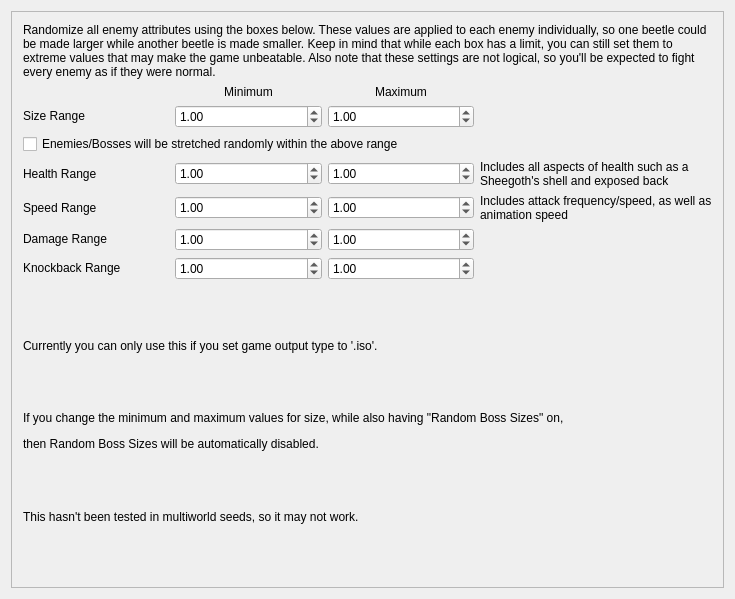
randovania/randovania, file randovania/gui/ui_files/preset_prime_enemy_stat_randomizer.ui: the form before one commit.
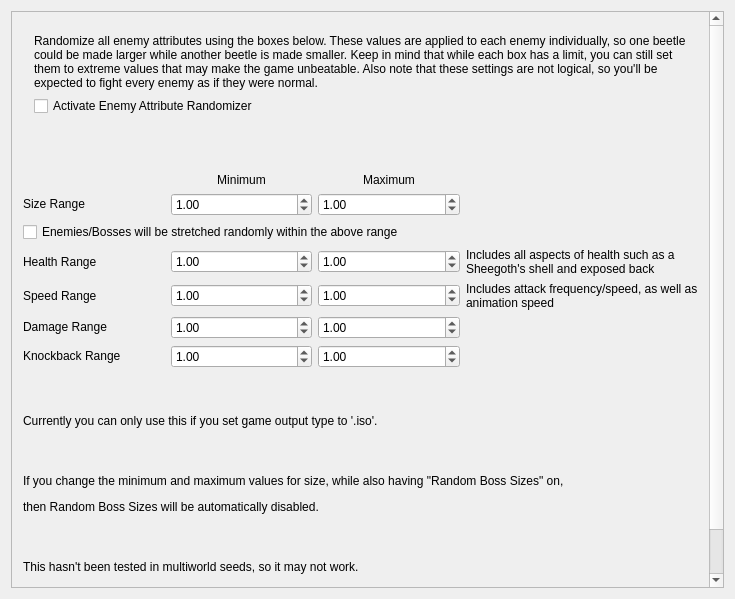
The form after the commit.

Commit message: Need help

Patch:
```diff
--- a/randovania/gui/ui_files/preset_prime_enemy_stat_randomizer.ui
+++ b/randovania/gui/ui_files/preset_prime_enemy_stat_randomizer.ui
@@ -32,7 +32,7 @@
          <x>0</x>
          <y>0</y>
          <width>698</width>
-         <height>580</height>
+         <height>670</height>
         </rect>
        </property>
        <property name="sizePolicy">
@@ -42,243 +42,7 @@
         </sizepolicy>
        </property>
        <layout class="QGridLayout" name="gridLayout_2">
-        <item row="2" column="1">
-         <widget class="QDoubleSpinBox" name="range_scale_low">
-          <property name="sizePolicy">
-           <sizepolicy hsizetype="Minimum" vsizetype="Fixed">
-            <horstretch>0</horstretch>
-            <verstretch>0</verstretch>
-           </sizepolicy>
-          </property>
-          <property name="minimumSize">
-           <size>
-            <width>0</width>
-            <height>0</height>
-           </size>
-          </property>
-          <property name="maximumSize">
-           <size>
-            <width>16777215</width>
-            <height>16777215</height>
-           </size>
-          </property>
-          <property name="minimum">
-           <double>0.010000000000000</double>
-          </property>
-          <property name="maximum">
-           <double>25.000000000000000</double>
-          </property>
-          <property name="singleStep">
-           <double>0.250000000000000</double>
-          </property>
-          <property name="value">
-           <double>1.000000000000000</double>
-          </property>
-         </widget>
-        </item>
-        <item row="1" column="2">
-         <widget class="QLabel" name="maximum_label">
-          <property name="sizePolicy">
-           <sizepolicy hsizetype="Minimum" vsizetype="Fixed">
-            <horstretch>0</horstretch>
-            <verstretch>0</verstretch>
-           </sizepolicy>
-          </property>
-          <property name="minimumSize">
-           <size>
-            <width>0</width>
-            <height>0</height>
-           </size>
-          </property>
-          <property name="text">
-           <string>&lt;html&gt;&lt;head/&gt;&lt;body&gt;&lt;p align=&quot;center&quot;&gt;Maximum&lt;/p&gt;&lt;/body&gt;&lt;/html&gt;</string>
-          </property>
-         </widget>
-        </item>
-        <item row="7" column="1">
-         <widget class="QDoubleSpinBox" name="range_knockback_low">
-          <property name="sizePolicy">
-           <sizepolicy hsizetype="Minimum" vsizetype="Fixed">
-            <horstretch>0</horstretch>
-            <verstretch>0</verstretch>
-           </sizepolicy>
-          </property>
-          <property name="minimumSize">
-           <size>
-            <width>0</width>
-            <height>0</height>
-           </size>
-          </property>
-          <property name="maximumSize">
-           <size>
-            <width>16777215</width>
-            <height>16777215</height>
-           </size>
-          </property>
-          <property name="maximum">
-           <double>1000.000000000000000</double>
-          </property>
-          <property name="singleStep">
-           <double>0.250000000000000</double>
-          </property>
-          <property name="value">
-           <double>1.000000000000000</double>
-          </property>
-         </widget>
-        </item>
-        <item row="8" column="0" colspan="4">
-         <spacer name="verticalSpacer_2">
-          <property name="orientation">
-           <enum>Qt::Vertical</enum>
-          </property>
-          <property name="sizeHint" stdset="0">
-           <size>
-            <width>20</width>
-            <height>40</height>
-           </size>
-          </property>
-         </spacer>
-        </item>
-        <item row="4" column="1">
-         <widget class="QDoubleSpinBox" name="range_health_low">
-          <property name="sizePolicy">
-           <sizepolicy hsizetype="Minimum" vsizetype="Fixed">
-            <horstretch>0</horstretch>
-            <verstretch>0</verstretch>
-           </sizepolicy>
-          </property>
-          <property name="minimumSize">
-           <size>
-            <width>0</width>
-            <height>0</height>
-           </size>
-          </property>
-          <property name="maximumSize">
-           <size>
-            <width>16777215</width>
-            <height>16777215</height>
-           </size>
-          </property>
-          <property name="minimum">
-           <double>0.010000000000000</double>
-          </property>
-          <property name="maximum">
-           <double>1000.000000000000000</double>
-          </property>
-          <property name="singleStep">
-           <double>0.250000000000000</double>
-          </property>
-          <property name="value">
-           <double>1.000000000000000</double>
-          </property>
-         </widget>
-        </item>
-        <item row="6" column="1">
-         <widget class="QDoubleSpinBox" name="range_damage_low">
-          <property name="sizePolicy">
-           <sizepolicy hsizetype="Minimum" vsizetype="Fixed">
-            <horstretch>0</horstretch>
-            <verstretch>0</verstretch>
-           </sizepolicy>
-          </property>
-          <property name="minimumSize">
-           <size>
-            <width>0</width>
-            <height>0</height>
-           </size>
-          </property>
-          <property name="maximumSize">
-           <size>
-            <width>16777215</width>
-            <height>16777215</height>
-           </size>
-          </property>
-          <property name="maximum">
-           <double>1000.000000000000000</double>
-          </property>
-          <property name="singleStep">
-           <double>0.250000000000000</double>
-          </property>
-          <property name="value">
-           <double>1.000000000000000</double>
-          </property>
-         </widget>
-        </item>
-        <item row="9" column="0" rowspan="2" colspan="4">
-         <widget class="QLabel" name="label_3">
-          <property name="text">
-           <string>&lt;html&gt;&lt;head/&gt;&lt;body&gt;&lt;p&gt;Currently you can only use this if you set game output type to '.iso'.&lt;/p&gt;&lt;/body&gt;&lt;/html&gt;</string>
-          </property>
-         </widget>
-        </item>
-        <item row="11" column="0" colspan="4">
-         <spacer name="verticalSpacer_3">
-          <property name="orientation">
-           <enum>Qt::Vertical</enum>
-          </property>
-          <property name="sizeHint" stdset="0">
-           <size>
-            <width>20</width>
-            <height>40</height>
-           </size>
-          </property>
-         </spacer>
-        </item>
-        <item row="4" column="0">
-         <widget class="QLabel" name="health_attribute_label">
-          <property name="sizePolicy">
-           <sizepolicy hsizetype="Minimum" vsizetype="Fixed">
-            <horstretch>0</horstretch>
-            <verstretch>0</verstretch>
-           </sizepolicy>
-          </property>
-          <property name="maximumSize">
-           <size>
-            <width>16777215</width>
-            <height>16777215</height>
-           </size>
-          </property>
-          <property name="text">
-           <string>Health Range</string>
-          </property>
-         </widget>
-        </item>
-        <item row="15" column="0" colspan="4">
-         <spacer name="verticalSpacer">
-          <property name="orientation">
-           <enum>Qt::Vertical</enum>
-          </property>
-          <property name="sizeHint" stdset="0">
-           <size>
-            <width>20</width>
-            <height>52</height>
-           </size>
-          </property>
-         </spacer>
-        </item>
-        <item row="0" column="0" colspan="4">
-         <widget class="QLabel" name="enemy_stat_randomizer_description">
-          <property name="sizePolicy">
-           <sizepolicy hsizetype="Preferred" vsizetype="Preferred">
-            <horstretch>0</horstretch>
-            <verstretch>0</verstretch>
-           </sizepolicy>
-          </property>
-          <property name="maximumSize">
-           <size>
-            <width>16777215</width>
-            <height>16777215</height>
-           </size>
-          </property>
-          <property name="text">
-           <string>&lt;html&gt;&lt;head/&gt;&lt;body&gt;&lt;p&gt;Randomize all enemy attributes using the boxes below. These values are applied to each enemy individually, so one beetle could be made larger while another beetle is made smaller. Keep in mind that while each box has a limit, you can still set them to extreme values that may make the game unbeatable. Also note that these settings are not logical, so you'll be expected to fight every enemy as if they were normal.&lt;/p&gt;&lt;/body&gt;&lt;/html&gt;</string>
-          </property>
-          <property name="wordWrap">
-           <bool>true</bool>
-          </property>
-         </widget>
-        </item>
-        <item row="6" column="0">
+        <item row="8" column="0">
          <widget class="QLabel" name="damage_attribute_label">
           <property name="sizePolicy">
            <sizepolicy hsizetype="Minimum" vsizetype="Fixed">
@@ -297,8 +61,8 @@
           </property>
          </widget>
         </item>
-        <item row="7" column="2">
-         <widget class="QDoubleSpinBox" name="range_knockback_high">
+        <item row="6" column="1">
+         <widget class="QDoubleSpinBox" name="range_health_low">
           <property name="sizePolicy">
            <sizepolicy hsizetype="Minimum" vsizetype="Fixed">
             <horstretch>0</horstretch>
@@ -317,6 +81,9 @@
             <height>16777215</height>
            </size>
           </property>
+          <property name="minimum">
+           <double>0.010000000000000</double>
+          </property>
           <property name="maximum">
            <double>1000.000000000000000</double>
           </property>
@@ -328,33 +95,7 @@
           </property>
          </widget>
         </item>
-        <item row="5" column="0">
-         <widget class="QLabel" name="speed_attribute_label">
-          <property name="sizePolicy">
-           <sizepolicy hsizetype="Minimum" vsizetype="Fixed">
-            <horstretch>0</horstretch>
-            <verstretch>0</verstretch>
-           </sizepolicy>
-          </property>
-          <property name="maximumSize">
-           <size>
-            <width>16777215</width>
-            <height>16777215</height>
-           </size>
-          </property>
-          <property name="text">
-           <string>Speed Range</string>
-          </property>
-         </widget>
-        </item>
-        <item row="12" column="0" colspan="4">
-         <widget class="QLabel" name="label_4">
-          <property name="text">
-           <string>&lt;html&gt;&lt;head/&gt;&lt;body&gt;&lt;p&gt;If you change the minimum and maximum values for size, while also having &amp;quot;Random Boss Sizes&amp;quot; on,&lt;/p&gt;&lt;p&gt;then Random Boss Sizes will be automatically disabled.&lt;/p&gt;&lt;/body&gt;&lt;/html&gt;</string>
-          </property>
-         </widget>
-        </item>
-        <item row="5" column="1">
+        <item row="7" column="1">
          <widget class="QDoubleSpinBox" name="range_speed_low">
           <property name="sizePolicy">
            <sizepolicy hsizetype="Minimum" vsizetype="Fixed">
@@ -385,7 +126,72 @@
           </property>
          </widget>
         </item>
-        <item row="13" column="0" colspan="4">
+        <item row="8" column="2">
+         <widget class="QDoubleSpinBox" name="range_damage_high">
+          <property name="sizePolicy">
+           <sizepolicy hsizetype="Minimum" vsizetype="Fixed">
+            <horstretch>0</horstretch>
+            <verstretch>0</verstretch>
+           </sizepolicy>
+          </property>
+          <property name="minimumSize">
+           <size>
+            <width>0</width>
+            <height>0</height>
+           </size>
+          </property>
+          <property name="maximumSize">
+           <size>
+            <width>16777215</width>
+            <height>16777215</height>
+           </size>
+          </property>
+          <property name="maximum">
+           <double>1000.000000000000000</double>
+          </property>
+          <property name="singleStep">
+           <double>0.250000000000000</double>
+          </property>
+          <property name="value">
+           <double>1.000000000000000</double>
+          </property>
+         </widget>
+        </item>
+        <item row="4" column="2">
+         <widget class="QDoubleSpinBox" name="range_scale_high">
+          <property name="sizePolicy">
+           <sizepolicy hsizetype="Minimum" vsizetype="Fixed">
+            <horstretch>0</horstretch>
+            <verstretch>0</verstretch>
+           </sizepolicy>
+          </property>
+          <property name="minimumSize">
+           <size>
+            <width>0</width>
+            <height>0</height>
+           </size>
+          </property>
+          <property name="maximumSize">
+           <size>
+            <width>16777215</width>
+            <height>16777215</height>
+           </size>
+          </property>
+          <property name="minimum">
+           <double>0.010000000000000</double>
+          </property>
+          <property name="maximum">
+           <double>25.000000000000000</double>
+          </property>
+          <property name="singleStep">
+           <double>0.250000000000000</double>
+          </property>
+          <property name="value">
+           <double>1.000000000000000</double>
+          </property>
+         </widget>
+        </item>
+        <item row="15" column="0" colspan="4">
          <spacer name="verticalSpacer_4">
           <property name="orientation">
            <enum>Qt::Vertical</enum>
@@ -398,7 +204,85 @@
           </property>
          </spacer>
         </item>
-        <item row="1" column="1">
+        <item row="6" column="3">
+         <widget class="QLabel" name="label">
+          <property name="sizePolicy">
+           <sizepolicy hsizetype="Preferred" vsizetype="Preferred">
+            <horstretch>0</horstretch>
+            <verstretch>0</verstretch>
+           </sizepolicy>
+          </property>
+          <property name="minimumSize">
+           <size>
+            <width>0</width>
+            <height>0</height>
+           </size>
+          </property>
+          <property name="text">
+           <string>Includes all aspects of health such as a 
+Sheegoth's shell and exposed back</string>
+          </property>
+         </widget>
+        </item>
+        <item row="4" column="0">
+         <widget class="QLabel" name="scale_attribute_label">
+          <property name="sizePolicy">
+           <sizepolicy hsizetype="Minimum" vsizetype="Fixed">
+            <horstretch>0</horstretch>
+            <verstretch>0</verstretch>
+           </sizepolicy>
+          </property>
+          <property name="maximumSize">
+           <size>
+            <width>16777215</width>
+            <height>16777215</height>
+           </size>
+          </property>
+          <property name="text">
+           <string>Size Range</string>
+          </property>
+         </widget>
+        </item>
+        <item row="7" column="0">
+         <widget class="QLabel" name="speed_attribute_label">
+          <property name="sizePolicy">
+           <sizepolicy hsizetype="Minimum" vsizetype="Fixed">
+            <horstretch>0</horstretch>
+            <verstretch>0</verstretch>
+           </sizepolicy>
+          </property>
+          <property name="maximumSize">
+           <size>
+            <width>16777215</width>
+            <height>16777215</height>
+           </size>
+          </property>
+          <property name="text">
+           <string>Speed Range</string>
+          </property>
+         </widget>
+        </item>
+        <item row="17" column="0" colspan="4">
+         <spacer name="verticalSpacer">
+          <property name="orientation">
+           <enum>Qt::Vertical</enum>
+          </property>
+          <property name="sizeHint" stdset="0">
+           <size>
+            <width>20</width>
+            <height>52</height>
+           </size>
+          </property>
+         </spacer>
+        </item>
+        <item row="16" column="0" colspan="4">
+         <widget class="QLabel" name="label_5">
+          <property name="text">
+           <string>&lt;html&gt;&lt;head/&gt;&lt;body&gt;&lt;p&gt;This hasn't been tested in multiworld seeds, so it may not work.&lt;/p&gt;&lt;/body&gt;&lt;/html&gt;</string>
+          </property>
+         </widget>
+        </item>
+        <item row="3" column="1">
          <widget class="QLabel" name="minimum_label">
           <property name="sizePolicy">
            <sizepolicy hsizetype="Minimum" vsizetype="Fixed">
@@ -417,7 +301,54 @@
           </property>
          </widget>
         </item>
-        <item row="7" column="0">
+        <item row="10" column="0" colspan="4">
+         <spacer name="verticalSpacer_2">
+          <property name="orientation">
+           <enum>Qt::Vertical</enum>
+          </property>
+          <property name="sizeHint" stdset="0">
+           <size>
+            <width>20</width>
+            <height>40</height>
+           </size>
+          </property>
+         </spacer>
+        </item>
+        <item row="6" column="2">
+         <widget class="QDoubleSpinBox" name="range_health_high">
+          <property name="sizePolicy">
+           <sizepolicy hsizetype="Minimum" vsizetype="Fixed">
+            <horstretch>0</horstretch>
+            <verstretch>0</verstretch>
+           </sizepolicy>
+          </property>
+          <property name="minimumSize">
+           <size>
+            <width>0</width>
+            <height>0</height>
+           </size>
+          </property>
+          <property name="maximumSize">
+           <size>
+            <width>16777215</width>
+            <height>16777215</height>
+           </size>
+          </property>
+          <property name="minimum">
+           <double>0.010000000000000</double>
+          </property>
+          <property name="maximum">
+           <double>1000.000000000000000</double>
+          </property>
+          <property name="singleStep">
+           <double>0.250000000000000</double>
+          </property>
+          <property name="value">
+           <double>1.000000000000000</double>
+          </property>
+         </widget>
+        </item>
+        <item row="9" column="0">
          <widget class="QLabel" name="knockback_attribute_label">
           <property name="sizePolicy">
            <sizepolicy hsizetype="Minimum" vsizetype="Fixed">
@@ -436,7 +367,14 @@
           </property>
          </widget>
         </item>
-        <item row="5" column="2">
+        <item row="11" column="0" rowspan="2" colspan="4">
+         <widget class="QLabel" name="label_3">
+          <property name="text">
+           <string>&lt;html&gt;&lt;head/&gt;&lt;body&gt;&lt;p&gt;Currently you can only use this if you set game output type to '.iso'.&lt;/p&gt;&lt;/body&gt;&lt;/html&gt;</string>
+          </property>
+         </widget>
+        </item>
+        <item row="7" column="2">
          <widget class="QDoubleSpinBox" name="range_speed_high">
           <property name="sizePolicy">
            <sizepolicy hsizetype="Minimum" vsizetype="Fixed">
@@ -467,7 +405,212 @@
           </property>
          </widget>
         </item>
-        <item row="5" column="3">
+        <item row="13" column="0" colspan="4">
+         <spacer name="verticalSpacer_3">
+          <property name="orientation">
+           <enum>Qt::Vertical</enum>
+          </property>
+          <property name="sizeHint" stdset="0">
+           <size>
+            <width>20</width>
+            <height>40</height>
+           </size>
+          </property>
+         </spacer>
+        </item>
+        <item row="3" column="2">
+         <widget class="QLabel" name="maximum_label">
+          <property name="sizePolicy">
+           <sizepolicy hsizetype="Minimum" vsizetype="Fixed">
+            <horstretch>0</horstretch>
+            <verstretch>0</verstretch>
+           </sizepolicy>
+          </property>
+          <property name="minimumSize">
+           <size>
+            <width>0</width>
+            <height>0</height>
+           </size>
+          </property>
+          <property name="text">
+           <string>&lt;html&gt;&lt;head/&gt;&lt;body&gt;&lt;p align=&quot;center&quot;&gt;Maximum&lt;/p&gt;&lt;/body&gt;&lt;/html&gt;</string>
+          </property>
+         </widget>
+        </item>
+        <item row="9" column="2">
+         <widget class="QDoubleSpinBox" name="range_knockback_high">
+          <property name="sizePolicy">
+           <sizepolicy hsizetype="Minimum" vsizetype="Fixed">
+            <horstretch>0</horstretch>
+            <verstretch>0</verstretch>
+           </sizepolicy>
+          </property>
+          <property name="minimumSize">
+           <size>
+            <width>0</width>
+            <height>0</height>
+           </size>
+          </property>
+          <property name="maximumSize">
+           <size>
+            <width>16777215</width>
+            <height>16777215</height>
+           </size>
+          </property>
+          <property name="maximum">
+           <double>1000.000000000000000</double>
+          </property>
+          <property name="singleStep">
+           <double>0.250000000000000</double>
+          </property>
+          <property name="value">
+           <double>1.000000000000000</double>
+          </property>
+         </widget>
+        </item>
+        <item row="9" column="1">
+         <widget class="QDoubleSpinBox" name="range_knockback_low">
+          <property name="sizePolicy">
+           <sizepolicy hsizetype="Minimum" vsizetype="Fixed">
+            <horstretch>0</horstretch>
+            <verstretch>0</verstretch>
+           </sizepolicy>
+          </property>
+          <property name="minimumSize">
+           <size>
+            <width>0</width>
+            <height>0</height>
+           </size>
+          </property>
+          <property name="maximumSize">
+           <size>
+            <width>16777215</width>
+            <height>16777215</height>
+           </size>
+          </property>
+          <property name="maximum">
+           <double>1000.000000000000000</double>
+          </property>
+          <property name="singleStep">
+           <double>0.250000000000000</double>
+          </property>
+          <property name="value">
+           <double>1.000000000000000</double>
+          </property>
+         </widget>
+        </item>
+        <item row="14" column="0" colspan="4">
+         <widget class="QLabel" name="label_4">
+          <property name="text">
+           <string>&lt;html&gt;&lt;head/&gt;&lt;body&gt;&lt;p&gt;If you change the minimum and maximum values for size, while also having &amp;quot;Random Boss Sizes&amp;quot; on,&lt;/p&gt;&lt;p&gt;then Random Boss Sizes will be automatically disabled.&lt;/p&gt;&lt;/body&gt;&lt;/html&gt;</string>
+          </property>
+         </widget>
+        </item>
+        <item row="2" column="0" colspan="4">
+         <spacer name="verticalSpacer_5">
+          <property name="orientation">
+           <enum>Qt::Vertical</enum>
+          </property>
+          <property name="sizeHint" stdset="0">
+           <size>
+            <width>20</width>
+            <height>40</height>
+           </size>
+          </property>
+         </spacer>
+        </item>
+        <item row="5" column="0" colspan="3">
+         <widget class="QCheckBox" name="diff_xyz">
+          <property name="text">
+           <string>Enemies/Bosses will be stretched randomly within the above range</string>
+          </property>
+         </widget>
+        </item>
+        <item row="6" column="0">
+         <widget class="QLabel" name="health_attribute_label">
+          <property name="sizePolicy">
+           <sizepolicy hsizetype="Minimum" vsizetype="Fixed">
+            <horstretch>0</horstretch>
+            <verstretch>0</verstretch>
+           </sizepolicy>
+          </property>
+          <property name="maximumSize">
+           <size>
+            <width>16777215</width>
+            <height>16777215</height>
+           </size>
+          </property>
+          <property name="text">
+           <string>Health Range</string>
+          </property>
+         </widget>
+        </item>
+        <item row="4" column="1">
+         <widget class="QDoubleSpinBox" name="range_scale_low">
+          <property name="sizePolicy">
+           <sizepolicy hsizetype="Minimum" vsizetype="Fixed">
+            <horstretch>0</horstretch>
+            <verstretch>0</verstretch>
+           </sizepolicy>
+          </property>
+          <property name="minimumSize">
+           <size>
+            <width>0</width>
+            <height>0</height>
+           </size>
+          </property>
+          <property name="maximumSize">
+           <size>
+            <width>16777215</width>
+            <height>16777215</height>
+           </size>
+          </property>
+          <property name="minimum">
+           <double>0.010000000000000</double>
+          </property>
+          <property name="maximum">
+           <double>25.000000000000000</double>
+          </property>
+          <property name="singleStep">
+           <double>0.250000000000000</double>
+          </property>
+          <property name="value">
+           <double>1.000000000000000</double>
+          </property>
+         </widget>
+        </item>
+        <item row="8" column="1">
+         <widget class="QDoubleSpinBox" name="range_damage_low">
+          <property name="sizePolicy">
+           <sizepolicy hsizetype="Minimum" vsizetype="Fixed">
+            <horstretch>0</horstretch>
+            <verstretch>0</verstretch>
+           </sizepolicy>
+          </property>
+          <property name="minimumSize">
+           <size>
+            <width>0</width>
+            <height>0</height>
+           </size>
+          </property>
+          <property name="maximumSize">
+           <size>
+            <width>16777215</width>
+            <height>16777215</height>
+           </size>
+          </property>
+          <property name="maximum">
+           <double>1000.000000000000000</double>
+          </property>
+          <property name="singleStep">
+           <double>0.250000000000000</double>
+          </property>
+          <property name="value">
+           <double>1.000000000000000</double>
+          </property>
+         </widget>
+        </item>
+        <item row="7" column="3">
          <widget class="QLabel" name="label_2">
           <property name="sizePolicy">
            <sizepolicy hsizetype="Preferred" vsizetype="Preferred">
@@ -487,156 +630,39 @@
           </property>
          </widget>
         </item>
-        <item row="4" column="2">
-         <widget class="QDoubleSpinBox" name="range_health_high">
-          <property name="sizePolicy">
-           <sizepolicy hsizetype="Minimum" vsizetype="Fixed">
-            <horstretch>0</horstretch>
-            <verstretch>0</verstretch>
-           </sizepolicy>
-          </property>
-          <property name="minimumSize">
-           <size>
-            <width>0</width>
-            <height>0</height>
-           </size>
-          </property>
-          <property name="maximumSize">
-           <size>
-            <width>16777215</width>
-            <height>16777215</height>
-           </size>
-          </property>
-          <property name="minimum">
-           <double>0.010000000000000</double>
-          </property>
-          <property name="maximum">
-           <double>1000.000000000000000</double>
-          </property>
-          <property name="singleStep">
-           <double>0.250000000000000</double>
-          </property>
-          <property name="value">
-           <double>1.000000000000000</double>
-          </property>
-         </widget>
-        </item>
-        <item row="4" column="3">
-         <widget class="QLabel" name="label">
-          <property name="sizePolicy">
-           <sizepolicy hsizetype="Preferred" vsizetype="Preferred">
-            <horstretch>0</horstretch>
-            <verstretch>0</verstretch>
-           </sizepolicy>
-          </property>
-          <property name="minimumSize">
-           <size>
-            <width>0</width>
-            <height>0</height>
-           </size>
-          </property>
-          <property name="text">
-           <string>Includes all aspects of health such as a 
-Sheegoth's shell and exposed back</string>
-          </property>
-         </widget>
-        </item>
-        <item row="6" column="2">
-         <widget class="QDoubleSpinBox" name="range_damage_high">
-          <property name="sizePolicy">
-           <sizepolicy hsizetype="Minimum" vsizetype="Fixed">
-            <horstretch>0</horstretch>
-            <verstretch>0</verstretch>
-           </sizepolicy>
-          </property>
-          <property name="minimumSize">
-           <size>
-            <width>0</width>
-            <height>0</height>
-           </size>
-          </property>
-          <property name="maximumSize">
-           <size>
-            <width>16777215</width>
-            <height>16777215</height>
-           </size>
-          </property>
-          <property name="maximum">
-           <double>1000.000000000000000</double>
-          </property>
-          <property name="singleStep">
-           <double>0.250000000000000</double>
-          </property>
-          <property name="value">
-           <double>1.000000000000000</double>
-          </property>
-         </widget>
-        </item>
-        <item row="2" column="0">
-         <widget class="QLabel" name="scale_attribute_label">
-          <property name="sizePolicy">
-           <sizepolicy hsizetype="Minimum" vsizetype="Fixed">
-            <horstretch>0</horstretch>
-            <verstretch>0</verstretch>
-           </sizepolicy>
-          </property>
-          <property name="maximumSize">
-           <size>
-            <width>16777215</width>
-            <height>16777215</height>
-           </size>
-          </property>
-          <property name="text">
-           <string>Size Range</string>
-          </property>
-         </widget>
-        </item>
-        <item row="2" column="2">
-         <widget class="QDoubleSpinBox" name="range_scale_high">
-          <property name="sizePolicy">
-           <sizepolicy hsizetype="Minimum" vsizetype="Fixed">
-            <horstretch>0</horstretch>
-            <verstretch>0</verstretch>
-           </sizepolicy>
-          </property>
-          <property name="minimumSize">
-           <size>
-            <width>0</width>
-            <height>0</height>
-           </size>
-          </property>
-          <property name="maximumSize">
-           <size>
-            <width>16777215</width>
-            <height>16777215</height>
-           </size>
-          </property>
-          <property name="minimum">
-           <double>0.010000000000000</double>
-          </property>
-          <property name="maximum">
-           <double>25.000000000000000</double>
-          </property>
-          <property name="singleStep">
-           <double>0.250000000000000</double>
-          </property>
-          <property name="value">
-           <double>1.000000000000000</double>
-          </property>
-         </widget>
-        </item>
-        <item row="3" column="0" colspan="3">
-         <widget class="QCheckBox" name="diff_xyz">
-          <property name="text">
-           <string>Enemies/Bosses will be stretched randomly within the above range</string>
-          </property>
-         </widget>
-        </item>
-        <item row="14" column="0" colspan="4">
-         <widget class="QLabel" name="label_5">
-          <property name="text">
-           <string>&lt;html&gt;&lt;head/&gt;&lt;body&gt;&lt;p&gt;This hasn't been tested in multiworld seeds, so it may not work.&lt;/p&gt;&lt;/body&gt;&lt;/html&gt;</string>
-          </property>
+        <item row="0" column="0" colspan="4">
+         <widget class="QWidget" name="Description_Widget" native="true">
+          <layout class="QFormLayout" name="formLayout">
+           <item row="0" column="0" colspan="2">
+            <widget class="QLabel" name="enemy_stat_randomizer_description">
+             <property name="sizePolicy">
+              <sizepolicy hsizetype="Preferred" vsizetype="Preferred">
+               <horstretch>0</horstretch>
+               <verstretch>0</verstretch>
+              </sizepolicy>
+             </property>
+             <property name="maximumSize">
+              <size>
+               <width>16777215</width>
+               <height>16777215</height>
+              </size>
+             </property>
+             <property name="text">
+              <string>&lt;html&gt;&lt;head/&gt;&lt;body&gt;&lt;p&gt;Randomize all enemy attributes using the boxes below. These values are applied to each enemy individually, so one beetle could be made larger while another beetle is made smaller. Keep in mind that while each box has a limit, you can still set them to extreme values that may make the game unbeatable. Also note that these settings are not logical, so you'll be expected to fight every enemy as if they were normal.&lt;/p&gt;&lt;/body&gt;&lt;/html&gt;</string>
+             </property>
+             <property name="wordWrap">
+              <bool>true</bool>
+             </property>
+            </widget>
+           </item>
+           <item row="1" column="0">
+            <widget class="QCheckBox" name="Activate_Randomizer">
+             <property name="text">
+              <string>Activate Enemy Attribute Randomizer</string>
+             </property>
+            </widget>
+           </item>
+          </layout>
          </widget>
         </item>
        </layout>
```
